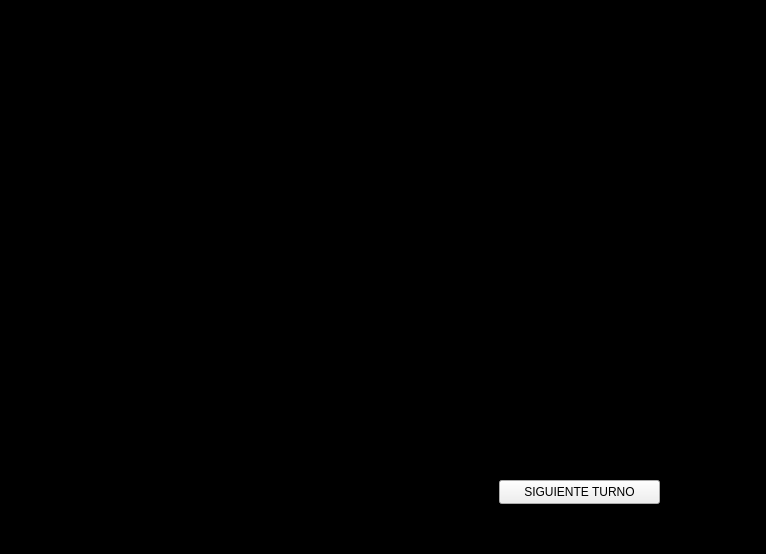
facurz55/Paper-Please, file gameplay.ui: the form before one commit.
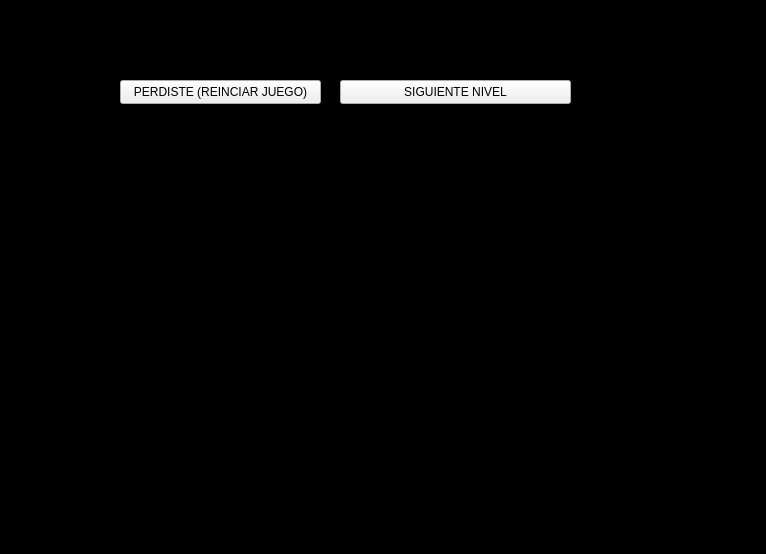
The form after the commit. The open tabs and pages were chosen to show the change. Icons and pictures are not drawn.

What changed in the file:
```diff
--- a/gameplay.ui
+++ b/gameplay.ui
@@ -194,108 +194,69 @@
        <string notr="true">#game_2{background-color: rgb(0, 0, 0);}
 </string>
       </property>
-      <widget class="QLabel" name="label">
+      <widget class="QPushButton" name="Boton_ReiniciarNivel">
        <property name="geometry">
         <rect>
-         <x>210</x>
-         <y>70</y>
-         <width>311</width>
-         <height>61</height>
+         <x>120</x>
+         <y>80</y>
+         <width>201</width>
+         <height>24</height>
         </rect>
        </property>
        <property name="text">
-        <string>                             FIN DE LA JORDNADA</string>
+        <string>PERDISTE (REINCIAR JUEGO)</string>
        </property>
       </widget>
-      <widget class="QLabel" name="label_2">
+      <widget class="QPushButton" name="Boton_SiguienteDia">
        <property name="geometry">
         <rect>
-         <x>210</x>
-         <y>190</y>
-         <width>121</width>
-         <height>41</height>
+         <x>340</x>
+         <y>80</y>
+         <width>231</width>
+         <height>24</height>
         </rect>
        </property>
        <property name="text">
-        <string>PUNTOS:</string>
+        <string>SIGUIENTE NIVEL</string>
        </property>
       </widget>
       <widget class="QLabel" name="label_3">
        <property name="geometry">
         <rect>
-         <x>380</x>
-         <y>190</y>
-         <width>121</width>
-         <height>41</height>
+         <x>190</x>
+         <y>130</y>
+         <width>49</width>
+         <height>16</height>
         </rect>
        </property>
        <property name="text">
-        <string>30</string>
+        <string>asas</string>
        </property>
       </widget>
       <widget class="QLabel" name="label_4">
        <property name="geometry">
         <rect>
-         <x>210</x>
-         <y>240</y>
-         <width>121</width>
-         <height>41</height>
+         <x>410</x>
+         <y>140</y>
+         <width>49</width>
+         <height>16</height>
         </rect>
        </property>
        <property name="text">
-        <string>MULTAS:</string>
+        <string>TextLabel</string>
        </property>
       </widget>
       <widget class="QLabel" name="label_5">
        <property name="geometry">
         <rect>
-         <x>380</x>
-         <y>240</y>
-         <width>121</width>
-         <height>41</height>
-        </rect>
-       </property>
-       <property name="text">
-        <string>3</string>
-       </property>
-      </widget>
-      <widget class="QLabel" name="label_6">
-       <property name="geometry">
-        <rect>
-         <x>280</x>
-         <y>400</y>
-         <width>121</width>
-         <height>41</height>
-        </rect>
-       </property>
-       <property name="text">
-        <string>TOTAL DE PUNTOS:</string>
-       </property>
-      </widget>
-      <widget class="QLabel" name="label_7">
-       <property name="geometry">
-        <rect>
          <x>410</x>
-         <y>395</y>
+         <y>160</y>
          <width>49</width>
-         <height>51</height>
+         <height>16</height>
         </rect>
        </property>
        <property name="text">
-        <string>360</string>
-       </property>
-      </widget>
-      <widget class="QPushButton" name="pushButton_5">
-       <property name="geometry">
-        <rect>
-         <x>499</x>
-         <y>480</y>
-         <width>161</width>
-         <height>24</height>
-        </rect>
-       </property>
-       <property name="text">
-        <string>SIGUIENTE TURNO</string>
+        <string>TextLabel</string>
        </property>
       </widget>
      </widget>
```
Left out of the diff: 6 changed lines with no effect on the pictures.
